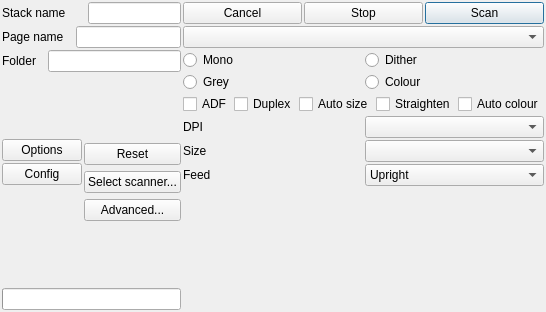
This is pscan.ui in sjg20/paperman as Qt 5 draws it before an edit. The edited form follows.
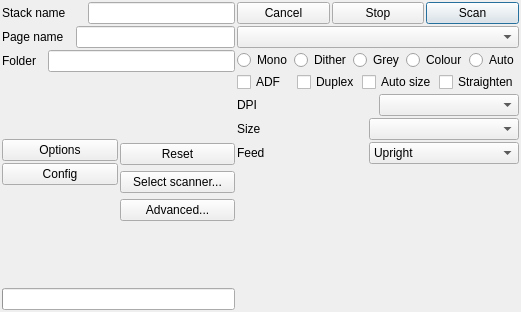
This is the edited form. Custom widgets are drawn as their Qt base class.

Commit message: pscan: Make Auto colour one of the scan modes

```diff
--- a/pscan.ui
+++ b/pscan.ui
@@ -409,7 +409,7 @@
      </item>
      <item>
       <layout class="QGridLayout" name="gridLayout">
-       <item row="1" column="0">
+       <item row="0" column="2">
         <widget class="QRadioButton" name="grey">
          <property name="toolTip">
           <string>Select greyscale scanning</string>
@@ -448,7 +448,7 @@
          </attribute>
         </widget>
        </item>
-       <item row="1" column="1">
+       <item row="0" column="3">
         <widget class="QRadioButton" name="colour">
          <property name="toolTip">
           <string>Select colour scanning</string>
@@ -461,6 +461,19 @@
          </attribute>
         </widget>
        </item>
+       <item row="0" column="4">
+        <widget class="QRadioButton" name="autoMode">
+         <property name="toolTip">
+          <string>Scan in colour, and store each page with no colour as grey, or as mono if it has no shading either</string>
+         </property>
+         <property name="text">
+          <string>Auto</string>
+         </property>
+         <attribute name="buttonGroup">
+          <string notr="true">format</string>
+         </attribute>
+        </widget>
+       </item>
       </layout>
      </item>
      <item>
@@ -507,16 +520,6 @@
            </property>
           </widget>
          </item>
-         <item>
-          <widget class="QCheckBox" name="autocolour">
-           <property name="toolTip">
-            <string>When scanning in colour, store pages that have no colour as grey, or as mono if they have no shading either</string>
-           </property>
-           <property name="text">
-            <string>Auto colour</string>
-           </property>
-          </widget>
-         </item>
         </layout>
        </item>
        <item>
```
The commit also changes 6 other files.
